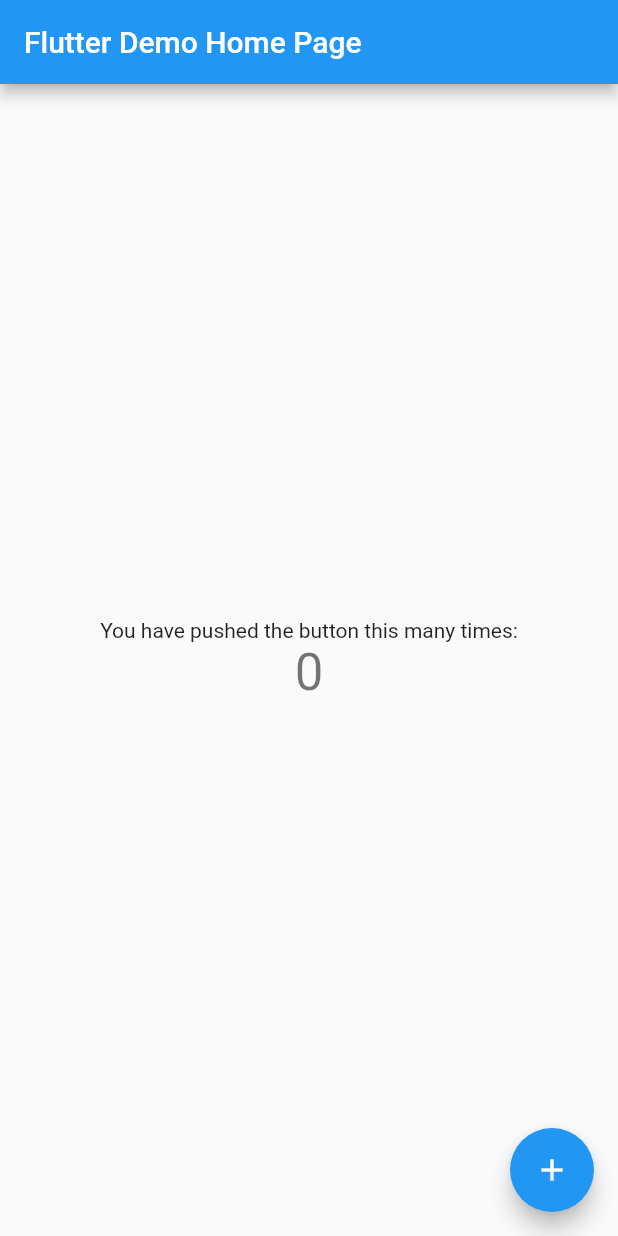
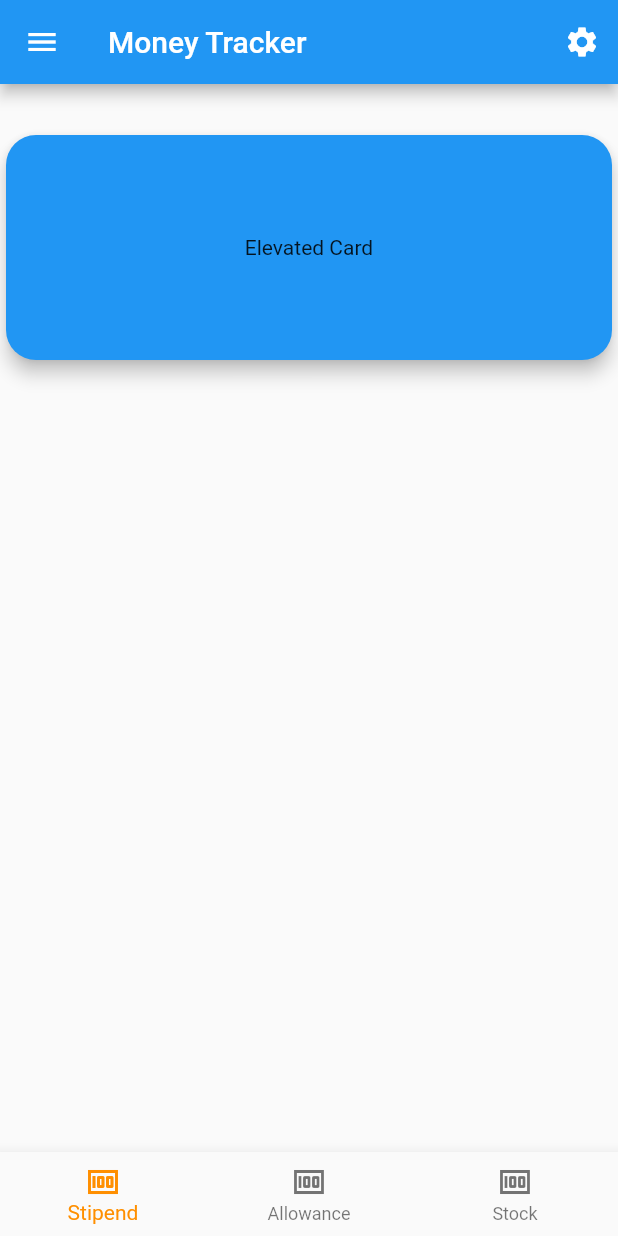
Before and after one commit to PictMoneyTracker/money-tracker-frontend, a Flutter app: the screen it shows after launch, on a phone screen of 412 x 824 dp. Run offline on Flutter 3.47's test engine with Material 2 defaults, Android fonts, the light colour scheme and no system bars.

Commit message:
homescreen template

```diff
--- a/lib/main.dart
+++ b/lib/main.dart
@@ -1,115 +1,119 @@
 import 'package:flutter/material.dart';
 
-void main() {
-  runApp(const MyApp());
-}
+void main() => runApp(const MyApp());
 
 class MyApp extends StatelessWidget {
   const MyApp({super.key});
 
-  // This widget is the root of your application.
+  static const String _title = 'Flutter Code Sample';
+
   @override
   Widget build(BuildContext context) {
-    return MaterialApp(
-      title: 'Flutter Demo',
-      theme: ThemeData(
-        // This is the theme of your application.
-        //
-        // Try running your application with "flutter run". You'll see the
-        // application has a blue toolbar. Then, without quitting the app, try
-        // changing the primarySwatch below to Colors.green and then invoke
-        // "hot reload" (press "r" in the console where you ran "flutter run",
-        // or simply save your changes to "hot reload" in a Flutter IDE).
-        // Notice that the counter didn't reset back to zero; the application
-        // is not restarted.
-        primarySwatch: Colors.blue,
-      ),
-      home: const MyHomePage(title: 'Flutter Demo Home Page'),
+    return const MaterialApp(
+      title: _title,
+      home: MyStatefulWidget(),
+      debugShowCheckedModeBanner: false,
     );
   }
 }
 
-class MyHomePage extends StatefulWidget {
-  const MyHomePage({super.key, required this.title});
-
-  // This widget is the home page of your application. It is stateful, meaning
-  // that it has a State object (defined below) that contains fields that affect
-  // how it looks.
-
-  // This class is the configuration for the state. It holds the values (in this
-  // case the title) provided by the parent (in this case the App widget) and
-  // used by the build method of the State. Fields in a Widget subclass are
-  // always marked "final".
-
-  final String title;
+class MyStatefulWidget extends StatefulWidget {
+  const MyStatefulWidget({super.key});
 
   @override
-  State<MyHomePage> createState() => _MyHomePageState();
+  State<MyStatefulWidget> createState() => _MyStatefulWidgetState();
 }
 
-class _MyHomePageState extends State<MyHomePage> {
-  int _counter = 0;
+class _MyStatefulWidgetState extends State<MyStatefulWidget> {
+  int _selectedIndex = 0;
+  static const TextStyle optionStyle =
+      TextStyle(fontSize: 30, fontWeight: FontWeight.bold);
+  static const List<Widget> _widgetOptions = <Widget>[
+    Text(
+      'Index 0: Stipend',
+      style: optionStyle,
+    ),
+    Text(
+      'Index 1: Allowance',
+      style: optionStyle,
+    ),
+    Text(
+      'Index 2: Stock',
+      style: optionStyle,
+    ),
+  ];
 
-  void _incrementCounter() {
+  void _onItemTapped(int index) {
     setState(() {
-      // This call to setState tells the Flutter framework that something has
-      // changed in this State, which causes it to rerun the build method below
-      // so that the display can reflect the updated values. If we changed
-      // _counter without calling setState(), then the build method would not be
-      // called again, and so nothing would appear to happen.
-      _counter++;
+      _selectedIndex = index;
     });
   }
 
   @override
   Widget build(BuildContext context) {
-    // This method is rerun every time setState is called, for instance as done
-    // by the _incrementCounter method above.
-    //
-    // The Flutter framework has been optimized to make rerunning build methods
-    // fast, so that you can just rebuild anything that needs updating rather
-    // than having to individually change instances of widgets.
     return Scaffold(
       appBar: AppBar(
-        // Here we take the value from the MyHomePage object that was created by
-        // the App.build method, and use it to set our appbar title.
-        title: Text(widget.title),
+        title: const Text('Money Tracker'),
+        leading: IconButton(
+          onPressed: () {},
+          icon: Icon(Icons.menu),
+          tooltip: 'Show Menu',
+        ),
+        actions: <Widget>[
+          IconButton(
+            onPressed: () {},
+            icon: Icon(Icons.settings),
+            tooltip: 'Show Settings',
+          ),
+        ],
       ),
-      body: Center(
-        // Center is a layout widget. It takes a single child and positions it
-        // in the middle of the parent.
-        child: Column(
-          // Column is also a layout widget. It takes a list of children and
-          // arranges them vertically. By default, it sizes itself to fit its
-          // children horizontally, and tries to be as tall as its parent.
-          //
-          // Invoke "debug painting" (press "p" in the console, choose the
-          // "Toggle Debug Paint" action from the Flutter Inspector in Android
-          // Studio, or the "Toggle Debug Paint" command in Visual Studio Code)
-          // to see the wireframe for each widget.
-          //
-          // Column has various properties to control how it sizes itself and
-          // how it positions its children. Here we use mainAxisAlignment to
-          // center the children vertically; the main axis here is the vertical
-          // axis because Columns are vertical (the cross axis would be
-          // horizontal).
-          mainAxisAlignment: MainAxisAlignment.center,
-          children: <Widget>[
-            const Text(
-              'You have pushed the button this many times:',
-            ),
-            Text(
-              '$_counter',
-              style: Theme.of(context).textTheme.headlineMedium,
-            ),
-          ],
-        ),
+      body: Column(
+        children: <Widget>[
+          const SizedBox(height: 30),
+          ElevatedCardExample(),
+          const SizedBox(height: 30),
+        ],
       ),
-      floatingActionButton: FloatingActionButton(
-        onPressed: _incrementCounter,
-        tooltip: 'Increment',
-        child: const Icon(Icons.add),
-      ), // This trailing comma makes auto-formatting nicer for build methods.
+      bottomNavigationBar: BottomNavigationBar(
+        items: const <BottomNavigationBarItem>[
+          BottomNavigationBarItem(
+            icon: Icon(Icons.money),
+            label: 'Stipend',
+          ),
+          BottomNavigationBarItem(
+            icon: Icon(Icons.money),
+            label: 'Allowance',
+          ),
+          BottomNavigationBarItem(
+            icon: Icon(Icons.money),
+            label: 'Stock',
+          ),
+        ],
+        currentIndex: _selectedIndex,
+        selectedItemColor: Colors.amber[800],
+        onTap: _onItemTapped,
+      ),
     );
   }
 }
+
+class ElevatedCardExample extends StatelessWidget {
+  const ElevatedCardExample({super.key});
+
+  @override
+  Widget build(BuildContext context) {
+    return const Center(
+      child: Card(
+        elevation: 5,
+        shape: RoundedRectangleBorder(
+            borderRadius: BorderRadius.all(Radius.circular(20))),
+        color: Colors.blue,
+        child: SizedBox(
+          width: double.infinity,
+          height: 150,
+          child: Center(child: Text('Elevated Card')),
+        ),
+      ),
+    );
+  }
+}
```
